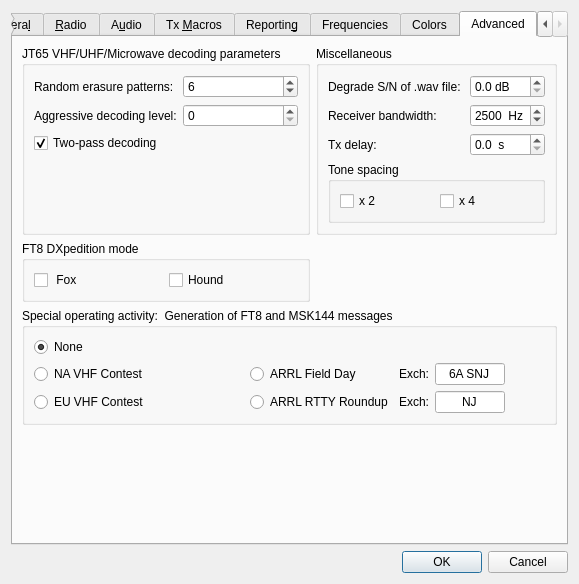
Before: the Qt Designer form Configuration.ui in saitohirga/WSJT-X, drawn with Qt 5.
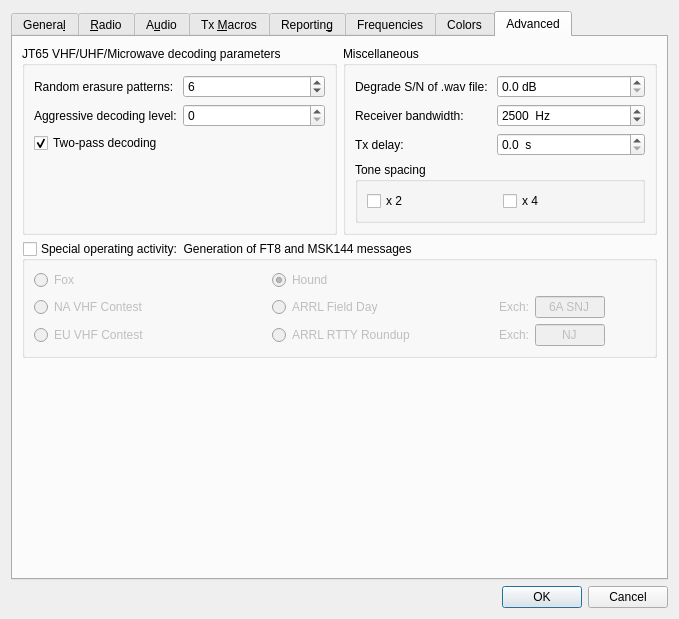
After: the same form once the commit is applied. The open tabs and pages were chosen to show the change. Custom widgets are drawn as their Qt base class.

Commit message: Change Fox/Hound checkboxes to radio buttons and move them into the same group box as the other contest radio buttons. Make the group box checkable and the radio buttons mutually exclusive. Prevent switch from any other mode to MSK144 and put up an error box if the contest radio button setting is not allowed for MSK144. If currently in MSK144 mode and an invalid contest type is selected, put up an error box and change mode to FT8 where any contest type is allowed.

Diff of the .ui file:
```diff
--- a/Configuration.ui
+++ b/Configuration.ui
@@ -6,8 +6,8 @@
    <rect>
     <x>0</x>
     <y>0</y>
-    <width>527</width>
-    <height>540</height>
+    <width>679</width>
+    <height>619</height>
    </rect>
   </property>
   <property name="windowTitle">
@@ -2425,131 +2425,32 @@
          </layout>
         </widget>
        </item>
-       <item row="1" column="0">
-        <widget class="QGroupBox" name="groupBox_7">
-         <property name="title">
-          <string>FT8 DXpedition mode</string>
-         </property>
-         <layout class="QHBoxLayout" name="horizontalLayout_16">
-          <item>
-           <widget class="QCheckBox" name="cbFox">
-            <property name="toolTip">
-             <string>Fox is the DXpedition station</string>
-            </property>
-            <property name="text">
-             <string> Fox</string>
-            </property>
-           </widget>
-          </item>
-          <item>
-           <widget class="QCheckBox" name="cbHound">
-            <property name="toolTip">
-             <string>Everybody else is a Hound</string>
-            </property>
-            <property name="text">
-             <string>Hound</string>
-            </property>
-           </widget>
-          </item>
-         </layout>
-        </widget>
-       </item>
-       <item row="2" column="0" colspan="2">
-        <widget class="QGroupBox" name="groupBox_9">
+       <item row="1" column="0" colspan="2">
+        <widget class="QGroupBox" name="gbSpecialOpActivity">
          <property name="title">
           <string>Special operating activity:  Generation of FT8 and MSK144 messages</string>
          </property>
-         <layout class="QGridLayout" name="gridLayout_15" columnstretch="1,2,1,0">
-          <item row="0" column="0">
-           <widget class="QRadioButton" name="rbNone">
-            <property name="toolTip">
-             <string>&lt;html&gt;&lt;head/&gt;&lt;body&gt;&lt;p&gt;For normal operating&lt;/p&gt;&lt;/body&gt;&lt;/html&gt;</string>
+         <property name="checkable">
+          <bool>true</bool>
+         </property>
+         <property name="checked">
+          <bool>false</bool>
+         </property>
+         <layout class="QGridLayout" name="gridLayout_15" columnstretch="1,2,1,0,0">
+          <item row="0" column="1" rowspan="3">
+           <spacer name="horizontalSpacer_11">
+            <property name="orientation">
+             <enum>Qt::Horizontal</enum>
             </property>
-            <property name="text">
-             <string>None</string>
+            <property name="sizeHint" stdset="0">
+             <size>
+              <width>40</width>
+              <height>20</height>
+             </size>
             </property>
-            <property name="checked">
-             <bool>true</bool>
-            </property>
-           </widget>
+           </spacer>
           </item>
-          <item row="2" column="0">
-           <widget class="QRadioButton" name="rbEU_VHF_Contest">
-            <property name="sizePolicy">
-             <sizepolicy hsizetype="Minimum" vsizetype="Preferred">
-              <horstretch>0</horstretch>
-              <verstretch>0</verstretch>
-             </sizepolicy>
-            </property>
-            <property name="toolTip">
-             <string>&lt;html&gt;&lt;head/&gt;&lt;body&gt;&lt;p&gt;European VHF+ contests requiring a signal report, serial number, and 6-character locator.&lt;/p&gt;&lt;/body&gt;&lt;/html&gt;</string>
-            </property>
-            <property name="text">
-             <string>EU VHF Contest</string>
-            </property>
-           </widget>
-          </item>
-          <item row="2" column="2">
-           <layout class="QHBoxLayout" name="horizontalLayout_18" stretch="2,1,1">
-            <item>
-             <widget class="QRadioButton" name="rbRTTYroundup">
-              <property name="toolTip">
-               <string>&lt;html&gt;&lt;head/&gt;&lt;body&gt;&lt;p&gt;ARRL RTTY Roundup and similar contests.  Exchange is US state, Canadian province, or &amp;quot;DX&amp;quot;.&lt;/p&gt;&lt;/body&gt;&lt;/html&gt;</string>
-              </property>
-              <property name="text">
-               <string>ARRL RTTY Roundup</string>
-              </property>
-             </widget>
-            </item>
-            <item>
-             <spacer name="horizontalSpacer_10">
-              <property name="orientation">
-               <enum>Qt::Horizontal</enum>
-              </property>
-              <property name="sizeHint" stdset="0">
-               <size>
-                <width>40</width>
-                <height>20</height>
-               </size>
-              </property>
-             </spacer>
-            </item>
-            <item>
-             <layout class="QFormLayout" name="formLayout_17">
-              <item row="0" column="0">
-               <widget class="QLabel" name="labRTTY">
-                <property name="text">
-                 <string>Exch:</string>
-                </property>
-                <property name="buddy">
-                 <cstring>RTTY_Exchange</cstring>
-                </property>
-               </widget>
-              </item>
-              <item row="0" column="1">
-               <widget class="QLineEdit" name="RTTY_Exchange">
-                <property name="minimumSize">
-                 <size>
-                  <width>70</width>
-                  <height>0</height>
-                 </size>
-                </property>
-                <property name="toolTip">
-                 <string>&lt;html&gt;&lt;head/&gt;&lt;body&gt;&lt;p&gt;ARRL RTTY Roundup and similar contests.  Exchange is US state, Canadian province, or &amp;quot;DX&amp;quot;.&lt;/p&gt;&lt;/body&gt;&lt;/html&gt;</string>
-                </property>
-                <property name="text">
-                 <string>NJ</string>
-                </property>
-                <property name="alignment">
-                 <set>Qt::AlignCenter</set>
-                </property>
-               </widget>
-              </item>
-             </layout>
-            </item>
-           </layout>
-          </item>
-          <item row="1" column="2">
+          <item row="1" column="3">
            <layout class="QHBoxLayout" name="horizontalLayout_17" stretch="2,1,1">
             <item>
              <widget class="QRadioButton" name="rbFieldDay">
@@ -2609,6 +2510,95 @@
             </item>
            </layout>
           </item>
+          <item row="2" column="3">
+           <layout class="QHBoxLayout" name="horizontalLayout_18" stretch="2,1,1">
+            <item>
+             <widget class="QRadioButton" name="rbRTTYroundup">
+              <property name="toolTip">
+               <string>&lt;html&gt;&lt;head/&gt;&lt;body&gt;&lt;p&gt;ARRL RTTY Roundup and similar contests.  Exchange is US state, Canadian province, or &amp;quot;DX&amp;quot;.&lt;/p&gt;&lt;/body&gt;&lt;/html&gt;</string>
+              </property>
+              <property name="text">
+               <string>ARRL RTTY Roundup</string>
+              </property>
+             </widget>
+            </item>
+            <item>
+             <spacer name="horizontalSpacer_10">
+              <property name="orientation">
+               <enum>Qt::Horizontal</enum>
+              </property>
+              <property name="sizeHint" stdset="0">
+               <size>
+                <width>40</width>
+                <height>20</height>
+               </size>
+              </property>
+             </spacer>
+            </item>
+            <item>
+             <layout class="QFormLayout" name="formLayout_17">
+              <item row="0" column="0">
+               <widget class="QLabel" name="labRTTY">
+                <property name="text">
+                 <string>Exch:</string>
+                </property>
+                <property name="buddy">
+                 <cstring>RTTY_Exchange</cstring>
+                </property>
+               </widget>
+              </item>
+              <item row="0" column="1">
+               <widget class="QLineEdit" name="RTTY_Exchange">
+                <property name="minimumSize">
+                 <size>
+                  <width>70</width>
+                  <height>0</height>
+                 </size>
+                </property>
+                <property name="toolTip">
+                 <string>&lt;html&gt;&lt;head/&gt;&lt;body&gt;&lt;p&gt;ARRL RTTY Roundup and similar contests.  Exchange is US state, Canadian province, or &amp;quot;DX&amp;quot;.&lt;/p&gt;&lt;/body&gt;&lt;/html&gt;</string>
+                </property>
+                <property name="text">
+                 <string>NJ</string>
+                </property>
+                <property name="alignment">
+                 <set>Qt::AlignCenter</set>
+                </property>
+               </widget>
+              </item>
+             </layout>
+            </item>
+           </layout>
+          </item>
+          <item row="0" column="0">
+           <widget class="QRadioButton" name="rbFox">
+            <property name="toolTip">
+             <string>&lt;html&gt;&lt;head/&gt;&lt;body&gt;&lt;p&gt;For normal operating&lt;/p&gt;&lt;/body&gt;&lt;/html&gt;</string>
+            </property>
+            <property name="text">
+             <string>Fox</string>
+            </property>
+            <property name="checked">
+             <bool>false</bool>
+            </property>
+           </widget>
+          </item>
+          <item row="2" column="0">
+           <widget class="QRadioButton" name="rbEU_VHF_Contest">
+            <property name="sizePolicy">
+             <sizepolicy hsizetype="Minimum" vsizetype="Preferred">
+              <horstretch>0</horstretch>
+              <verstretch>0</verstretch>
+             </sizepolicy>
+            </property>
+            <property name="toolTip">
+             <string>&lt;html&gt;&lt;head/&gt;&lt;body&gt;&lt;p&gt;European VHF+ contests requiring a signal report, serial number, and 6-character locator.&lt;/p&gt;&lt;/body&gt;&lt;/html&gt;</string>
+            </property>
+            <property name="text">
+             <string>EU VHF Contest</string>
+            </property>
+           </widget>
+          </item>
           <item row="1" column="0">
            <widget class="QRadioButton" name="rbNA_VHF_Contest">
             <property name="sizePolicy">
@@ -2625,20 +2615,7 @@
             </property>
            </widget>
           </item>
-          <item row="0" column="1" rowspan="3">
-           <spacer name="horizontalSpacer_11">
-            <property name="orientation">
-             <enum>Qt::Horizontal</enum>
-            </property>
-            <property name="sizeHint" stdset="0">
-             <size>
-              <width>40</width>
-              <height>20</height>
-             </size>
-            </property>
-           </spacer>
-          </item>
-          <item row="0" column="3" rowspan="3">
+          <item row="0" column="4" rowspan="3">
            <spacer name="horizontalSpacer_12">
             <property name="orientation">
              <enum>Qt::Horizontal</enum>
@@ -2651,6 +2628,16 @@
             </property>
            </spacer>
           </item>
+          <item row="0" column="3">
+           <widget class="QRadioButton" name="rbHound">
+            <property name="text">
+             <string>Hound</string>
+            </property>
+            <property name="checked">
+             <bool>true</bool>
+            </property>
+           </widget>
+          </item>
          </layout>
         </widget>
        </item>
@@ -2788,7 +2775,7 @@
          </layout>
         </widget>
        </item>
-       <item row="3" column="0" colspan="2">
+       <item row="2" column="0" colspan="2">
         <spacer name="verticalSpacer_8">
          <property name="orientation">
           <enum>Qt::Vertical</enum>
```
Left out of the diff: 12 changed lines with no effect on the pictures. The commit also changes 3 other files.
